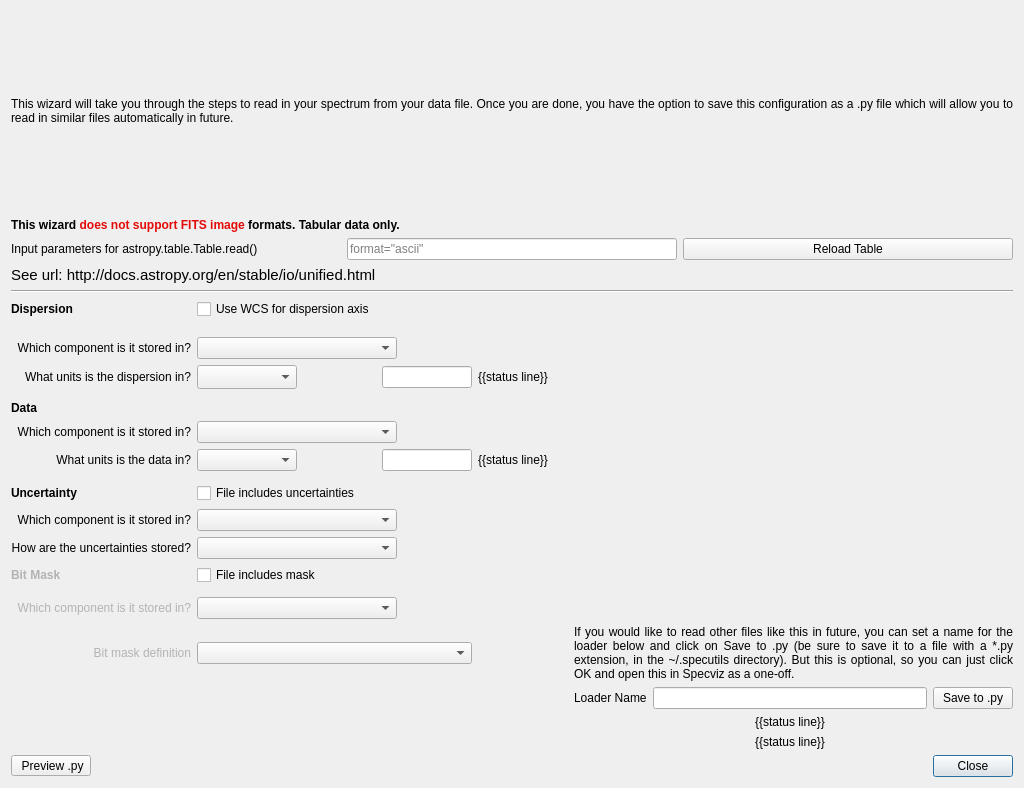
Before: the Qt Designer form specviz/plugins/loader_wizard/loader_wizard.ui in spacetelescope/specviz, drawn with Qt 5.
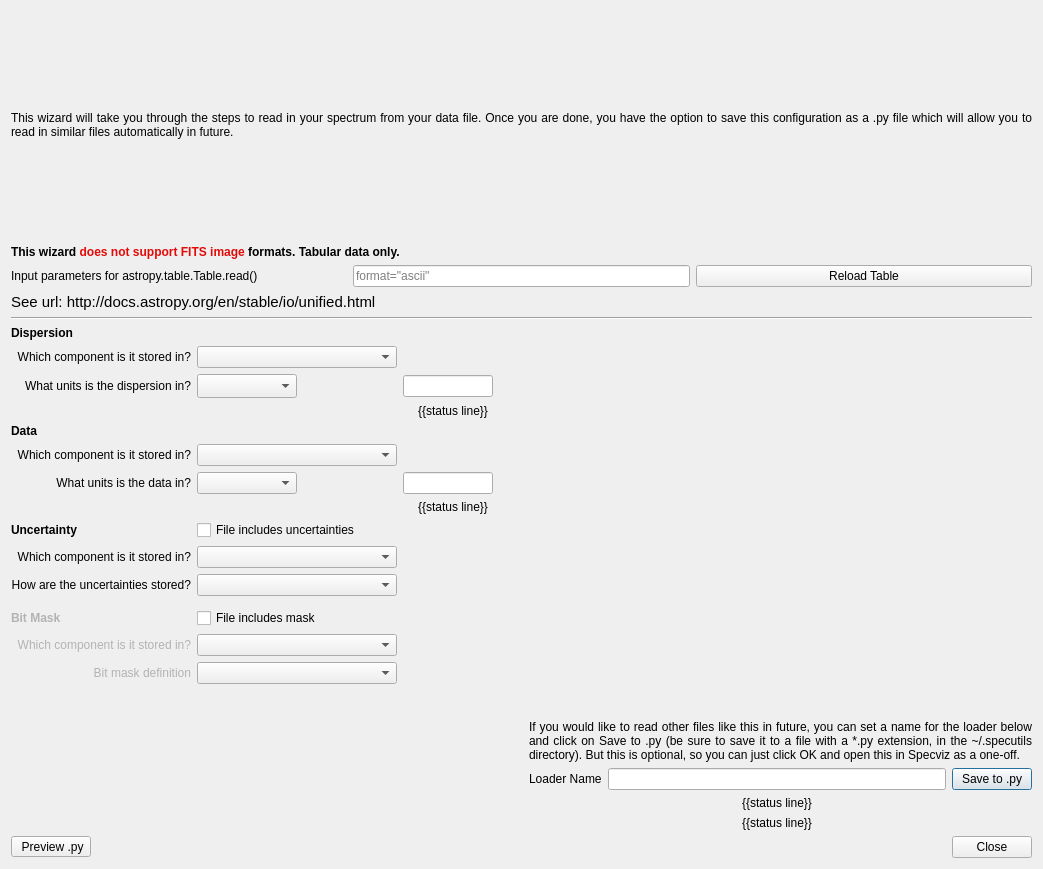
After: the same form once the commit is applied.

Commit message: took out wcs, trying to get wizard plot sizing to behave

```diff
--- a/specviz/plugins/loader_wizard/loader_wizard.ui
+++ b/specviz/plugins/loader_wizard/loader_wizard.ui
@@ -6,8 +6,8 @@
    <rect>
     <x>0</x>
     <y>0</y>
-    <width>1024</width>
-    <height>788</height>
+    <width>1043</width>
+    <height>869</height>
    </rect>
   </property>
   <property name="windowTitle">
@@ -87,6 +87,12 @@
          <property name="text">
           <string>Reload Table</string>
          </property>
+         <property name="autoDefault">
+          <bool>false</bool>
+         </property>
+         <property name="default">
+          <bool>false</bool>
+         </property>
         </widget>
        </item>
       </layout>
@@ -111,87 +117,7 @@
     <layout class="QHBoxLayout" name="horizontalLayout_4">
      <item>
       <layout class="QGridLayout" name="gridLayout">
-       <item row="7" column="1" colspan="2">
-        <widget class="QComboBox" name="combo_data_component">
-         <property name="sizePolicy">
-          <sizepolicy hsizetype="Fixed" vsizetype="Fixed">
-           <horstretch>0</horstretch>
-           <verstretch>0</verstretch>
-          </sizepolicy>
-         </property>
-         <property name="minimumSize">
-          <size>
-           <width>200</width>
-           <height>0</height>
-          </size>
-         </property>
-         <property name="sizeAdjustPolicy">
-          <enum>QComboBox::AdjustToMinimumContentsLength</enum>
-         </property>
-        </widget>
-       </item>
-       <item row="15" column="1" colspan="2">
-        <widget class="QComboBox" name="combo_mask_component">
-         <property name="sizePolicy">
-          <sizepolicy hsizetype="Fixed" vsizetype="Fixed">
-           <horstretch>0</horstretch>
-           <verstretch>0</verstretch>
-          </sizepolicy>
-         </property>
-         <property name="minimumSize">
-          <size>
-           <width>200</width>
-           <height>0</height>
-          </size>
-         </property>
-         <property name="sizeAdjustPolicy">
-          <enum>QComboBox::AdjustToMinimumContentsLength</enum>
-         </property>
-        </widget>
-       </item>
-       <item row="16" column="4" colspan="3">
-        <widget class="QLabel" name="label_6">
-         <property name="text">
-          <string>&lt;html&gt;&lt;head/&gt;&lt;body&gt;&lt;p&gt;If you would like to read other files like this in future, you can set a name for the loader below and click on Save to .py (be sure to save it to a file with a *.py extension, in the ~/.specutils directory). But this is optional, so you can just click OK and open this in Specviz as a one-off.&lt;/p&gt;&lt;/body&gt;&lt;/html&gt;</string>
-         </property>
-         <property name="alignment">
-          <set>Qt::AlignBottom|Qt::AlignJustify</set>
-         </property>
-         <property name="wordWrap">
-          <bool>true</bool>
-         </property>
-        </widget>
-       </item>
-       <item row="11" column="1" colspan="2">
-        <widget class="QComboBox" name="combo_uncertainty_component">
-         <property name="sizePolicy">
-          <sizepolicy hsizetype="Fixed" vsizetype="Fixed">
-           <horstretch>0</horstretch>
-           <verstretch>0</verstretch>
-          </sizepolicy>
-         </property>
-         <property name="minimumSize">
-          <size>
-           <width>200</width>
-           <height>0</height>
-          </size>
-         </property>
-         <property name="sizeAdjustPolicy">
-          <enum>QComboBox::AdjustToMinimumContentsLength</enum>
-         </property>
-        </widget>
-       </item>
-       <item row="18" column="5">
-        <widget class="QLineEdit" name="loader_name">
-         <property name="sizePolicy">
-          <sizepolicy hsizetype="Expanding" vsizetype="Expanding">
-           <horstretch>0</horstretch>
-           <verstretch>0</verstretch>
-          </sizepolicy>
-         </property>
-        </widget>
-       </item>
-       <item row="4" column="0">
+       <item row="2" column="0">
         <widget class="QLabel" name="label_dispersion_units">
          <property name="text">
           <string>What units is the dispersion in?</string>
@@ -201,89 +127,7 @@
          </property>
         </widget>
        </item>
-       <item row="13" column="1" colspan="2">
-        <widget class="QCheckBox" name="bool_mask">
-         <property name="text">
-          <string>File includes mask</string>
-         </property>
-        </widget>
-       </item>
-       <item row="10" column="1" colspan="2">
-        <widget class="QCheckBox" name="bool_uncertainties">
-         <property name="text">
-          <string>File includes uncertainties</string>
-         </property>
-        </widget>
-       </item>
-       <item row="12" column="0">
-        <widget class="QLabel" name="label_uncertainty_type">
-         <property name="text">
-          <string>How are the uncertainties stored?</string>
-         </property>
-         <property name="alignment">
-          <set>Qt::AlignRight|Qt::AlignTrailing|Qt::AlignVCenter</set>
-         </property>
-        </widget>
-       </item>
-       <item row="13" column="0">
-        <widget class="QLabel" name="label_4m">
-         <property name="font">
-          <font>
-           <weight>75</weight>
-           <bold>true</bold>
-          </font>
-         </property>
-         <property name="text">
-          <string>&lt;html&gt;&lt;head/&gt;&lt;body&gt;&lt;p&gt;&lt;span style=&quot; color:#b3b3b3;&quot;&gt;Bit Mask&lt;/span&gt;&lt;/p&gt;&lt;/body&gt;&lt;/html&gt;</string>
-         </property>
-        </widget>
-       </item>
-       <item row="3" column="1" colspan="2">
-        <widget class="QComboBox" name="combo_dispersion_component">
-         <property name="sizePolicy">
-          <sizepolicy hsizetype="Fixed" vsizetype="Fixed">
-           <horstretch>0</horstretch>
-           <verstretch>0</verstretch>
-          </sizepolicy>
-         </property>
-         <property name="minimumSize">
-          <size>
-           <width>200</width>
-           <height>0</height>
-          </size>
-         </property>
-         <property name="sizeAdjustPolicy">
-          <enum>QComboBox::AdjustToMinimumContentsLength</enum>
-         </property>
-        </widget>
-       </item>
-       <item row="0" column="1">
-        <widget class="QCheckBox" name="wcs_check_box">
-         <property name="sizePolicy">
-          <sizepolicy hsizetype="Minimum" vsizetype="Fixed">
-           <horstretch>0</horstretch>
-           <verstretch>0</verstretch>
-          </sizepolicy>
-         </property>
-         <property name="text">
-          <string>Use WCS for dispersion axis</string>
-         </property>
-        </widget>
-       </item>
-       <item row="19" column="5">
-        <widget class="QLabel" name="label_unit_status">
-         <property name="text">
-          <string>{{status line}}</string>
-         </property>
-         <property name="alignment">
-          <set>Qt::AlignCenter</set>
-         </property>
-        </widget>
-       </item>
-       <item row="9" column="1">
-        <layout class="QVBoxLayout" name="verticalLayout"/>
-       </item>
-       <item row="4" column="3">
+       <item row="2" column="3">
         <spacer name="horizontalSpacer_2">
          <property name="orientation">
           <enum>Qt::Horizontal</enum>
@@ -299,32 +143,41 @@
          </property>
         </spacer>
        </item>
-       <item row="11" column="0">
-        <widget class="QLabel" name="label_uncertainty_component">
-         <property name="text">
-          <string>Which component is it stored in?</string>
+       <item row="13" column="1">
+        <widget class="QComboBox" name="combo_mask_component">
+         <property name="sizePolicy">
+          <sizepolicy hsizetype="Fixed" vsizetype="Fixed">
+           <horstretch>0</horstretch>
+           <verstretch>0</verstretch>
+          </sizepolicy>
          </property>
-         <property name="alignment">
-          <set>Qt::AlignRight|Qt::AlignTrailing|Qt::AlignVCenter</set>
+         <property name="minimumSize">
+          <size>
+           <width>200</width>
+           <height>0</height>
+          </size>
+         </property>
+         <property name="sizeAdjustPolicy">
+          <enum>QComboBox::AdjustToMinimumContentsLength</enum>
          </property>
         </widget>
        </item>
-       <item row="0" column="4" rowspan="15" colspan="3">
-        <layout class="QVBoxLayout" name="layout_preview"/>
-       </item>
-       <item row="16" column="0">
-        <widget class="QLabel" name="label_mask_definition">
-         <property name="font">
-          <font>
-           <weight>50</weight>
-           <bold>false</bold>
-          </font>
+       <item row="9" column="1">
+        <widget class="QComboBox" name="combo_uncertainty_component">
+         <property name="sizePolicy">
+          <sizepolicy hsizetype="Fixed" vsizetype="Fixed">
+           <horstretch>0</horstretch>
+           <verstretch>0</verstretch>
+          </sizepolicy>
          </property>
-         <property name="text">
-          <string>&lt;html&gt;&lt;head/&gt;&lt;body&gt;&lt;p&gt;&lt;span style=&quot; color:#b3b3b3;&quot;&gt;Bit mask definition&lt;/span&gt;&lt;/p&gt;&lt;/body&gt;&lt;/html&gt;</string>
+         <property name="minimumSize">
+          <size>
+           <width>200</width>
+           <height>0</height>
+          </size>
          </property>
-         <property name="alignment">
-          <set>Qt::AlignRight|Qt::AlignTrailing|Qt::AlignVCenter</set>
+         <property name="sizeAdjustPolicy">
+          <enum>QComboBox::AdjustToMinimumContentsLength</enum>
          </property>
         </widget>
        </item>
@@ -341,81 +194,7 @@
          </property>
         </widget>
        </item>
-       <item row="12" column="1" colspan="2">
-        <widget class="QComboBox" name="combo_uncertainty_type">
-         <property name="sizePolicy">
-          <sizepolicy hsizetype="Fixed" vsizetype="Fixed">
-           <horstretch>0</horstretch>
-           <verstretch>0</verstretch>
-          </sizepolicy>
-         </property>
-         <property name="minimumSize">
-          <size>
-           <width>200</width>
-           <height>0</height>
-          </size>
-         </property>
-         <property name="sizeAdjustPolicy">
-          <enum>QComboBox::AdjustToMinimumContentsLength</enum>
-         </property>
-        </widget>
-       </item>
-       <item row="18" column="6">
-        <widget class="QPushButton" name="button_save_yaml">
-         <property name="sizePolicy">
-          <sizepolicy hsizetype="Minimum" vsizetype="Fixed">
-           <horstretch>0</horstretch>
-           <verstretch>0</verstretch>
-          </sizepolicy>
-         </property>
-         <property name="text">
-          <string>Save to .py</string>
-         </property>
-        </widget>
-       </item>
-       <item row="10" column="0">
-        <widget class="QLabel" name="label_4">
-         <property name="font">
-          <font>
-           <weight>75</weight>
-           <bold>true</bold>
-          </font>
-         </property>
-         <property name="text">
-          <string>Uncertainty</string>
-         </property>
-        </widget>
-       </item>
-       <item row="20" column="5">
-        <widget class="QLabel" name="label_loader_name_status">
-         <property name="sizePolicy">
-          <sizepolicy hsizetype="Preferred" vsizetype="Fixed">
-           <horstretch>0</horstretch>
-           <verstretch>0</verstretch>
-          </sizepolicy>
-         </property>
-         <property name="styleSheet">
-          <string notr="true"/>
-         </property>
-         <property name="text">
-          <string>{{status line}}</string>
-         </property>
-         <property name="alignment">
-          <set>Qt::AlignCenter</set>
-         </property>
-        </widget>
-       </item>
-       <item row="15" column="0">
-        <widget class="QLabel" name="label_mask_component">
-         <property name="text">
-          <string>&lt;html&gt;&lt;head/&gt;&lt;body&gt;&lt;p&gt;&lt;span style=&quot; color:#b3b3b3;&quot;&gt;Which component is it stored in?&lt;/span&gt;&lt;/p&gt;&lt;/body&gt;&lt;/html&gt;</string>
-         </property>
-         <property name="alignment">
-          <set>Qt::AlignRight|Qt::AlignTrailing|Qt::AlignVCenter</set>
-         </property>
-        </widget>
-       </item>
-       <item row="18" column="4">
+       <item row="23" column="4">
         <widget class="QLabel" name="label_5">
          <property name="sizePolicy">
           <sizepolicy hsizetype="Preferred" vsizetype="Expanding">
@@ -428,7 +207,197 @@
          </property>
         </widget>
        </item>
+       <item row="12" column="1">
+        <widget class="QCheckBox" name="bool_mask">
+         <property name="text">
+          <string>File includes mask</string>
+         </property>
+        </widget>
+       </item>
+       <item row="2" column="1">
+        <widget class="QComboBox" name="combo_dispersion_units">
+         <property name="sizePolicy">
+          <sizepolicy hsizetype="Fixed" vsizetype="Fixed">
+           <horstretch>0</horstretch>
+           <verstretch>0</verstretch>
+          </sizepolicy>
+         </property>
+         <property name="minimumSize">
+          <size>
+           <width>100</width>
+           <height>0</height>
+          </size>
+         </property>
+         <property name="sizeAdjustPolicy">
+          <enum>QComboBox::AdjustToMinimumContentsLengthWithIcon</enum>
+         </property>
+        </widget>
+       </item>
+       <item row="6" column="1">
+        <widget class="QComboBox" name="combo_data_units">
+         <property name="sizePolicy">
+          <sizepolicy hsizetype="Fixed" vsizetype="Fixed">
+           <horstretch>0</horstretch>
+           <verstretch>0</verstretch>
+          </sizepolicy>
+         </property>
+         <property name="minimumSize">
+          <size>
+           <width>100</width>
+           <height>0</height>
+          </size>
+         </property>
+         <property name="sizeAdjustPolicy">
+          <enum>QComboBox::AdjustToMinimumContentsLength</enum>
+         </property>
+        </widget>
+       </item>
+       <item row="21" column="4" colspan="3">
+        <widget class="QLabel" name="label_6">
+         <property name="text">
+          <string>&lt;html&gt;&lt;head/&gt;&lt;body&gt;&lt;p&gt;If you would like to read other files like this in future, you can set a name for the loader below and click on Save to .py (be sure to save it to a file with a *.py extension, in the ~/.specutils directory). But this is optional, so you can just click OK and open this in Specviz as a one-off.&lt;/p&gt;&lt;/body&gt;&lt;/html&gt;</string>
+         </property>
+         <property name="alignment">
+          <set>Qt::AlignBottom|Qt::AlignJustify</set>
+         </property>
+         <property name="wordWrap">
+          <bool>true</bool>
+         </property>
+        </widget>
+       </item>
+       <item row="13" column="0">
+        <widget class="QLabel" name="label_mask_component">
+         <property name="text">
+          <string>&lt;html&gt;&lt;head/&gt;&lt;body&gt;&lt;p&gt;&lt;span style=&quot; color:#b3b3b3;&quot;&gt;Which component is it stored in?&lt;/span&gt;&lt;/p&gt;&lt;/body&gt;&lt;/html&gt;</string>
+         </property>
+         <property name="alignment">
+          <set>Qt::AlignRight|Qt::AlignTrailing|Qt::AlignVCenter</set>
+         </property>
+        </widget>
+       </item>
+       <item row="7" column="2">
+        <widget class="QLabel" name="label_data_status">
+         <property name="sizePolicy">
+          <sizepolicy hsizetype="Fixed" vsizetype="Preferred">
+           <horstretch>0</horstretch>
+           <verstretch>0</verstretch>
+          </sizepolicy>
+         </property>
+         <property name="minimumSize">
+          <size>
+           <width>100</width>
+           <height>0</height>
+          </size>
+         </property>
+         <property name="text">
+          <string>{{status line}}</string>
+         </property>
+         <property name="alignment">
+          <set>Qt::AlignCenter</set>
+         </property>
+        </widget>
+       </item>
+       <item row="25" column="5">
+        <widget class="QLabel" name="label_loader_name_status">
+         <property name="sizePolicy">
+          <sizepolicy hsizetype="Preferred" vsizetype="Fixed">
+           <horstretch>0</horstretch>
+           <verstretch>0</verstretch>
+          </sizepolicy>
+         </property>
+         <property name="styleSheet">
+          <string notr="true"/>
+         </property>
+         <property name="text">
+          <string>{{status line}}</string>
+         </property>
+         <property name="alignment">
+          <set>Qt::AlignCenter</set>
+         </property>
+        </widget>
+       </item>
        <item row="6" column="0">
+        <widget class="QLabel" name="label_data_units">
+         <property name="text">
+          <string>What units is the data in?</string>
+         </property>
+         <property name="alignment">
+          <set>Qt::AlignRight|Qt::AlignTrailing|Qt::AlignVCenter</set>
+         </property>
+        </widget>
+       </item>
+       <item row="10" column="0">
+        <widget class="QLabel" name="label_uncertainty_type">
+         <property name="text">
+          <string>How are the uncertainties stored?</string>
+         </property>
+         <property name="alignment">
+          <set>Qt::AlignRight|Qt::AlignTrailing|Qt::AlignVCenter</set>
+         </property>
+        </widget>
+       </item>
+       <item row="8" column="0">
+        <widget class="QLabel" name="label_4">
+         <property name="font">
+          <font>
+           <weight>75</weight>
+           <bold>true</bold>
+          </font>
+         </property>
+         <property name="text">
+          <string>Uncertainty</string>
+         </property>
+        </widget>
+       </item>
+       <item row="14" column="0">
+        <widget class="QLabel" name="label_mask_definition">
+         <property name="font">
+          <font>
+           <weight>50</weight>
+           <bold>false</bold>
+          </font>
+         </property>
+         <property name="text">
+          <string>&lt;html&gt;&lt;head/&gt;&lt;body&gt;&lt;p&gt;&lt;span style=&quot; color:#b3b3b3;&quot;&gt;Bit mask definition&lt;/span&gt;&lt;/p&gt;&lt;/body&gt;&lt;/html&gt;</string>
+         </property>
+         <property name="alignment">
+          <set>Qt::AlignRight|Qt::AlignTrailing|Qt::AlignVCenter</set>
+         </property>
+        </widget>
+       </item>
+       <item row="0" column="4" rowspan="20" colspan="3">
+        <layout class="QVBoxLayout" name="layout_preview"/>
+       </item>
+       <item row="24" column="5">
+        <widget class="QLabel" name="label_unit_status">
+         <property name="text">
+          <string>{{status line}}</string>
+         </property>
+         <property name="alignment">
+          <set>Qt::AlignCenter</set>
+         </property>
+        </widget>
+       </item>
+       <item row="5" column="1">
+        <widget class="QComboBox" name="combo_data_component">
+         <property name="sizePolicy">
+          <sizepolicy hsizetype="Fixed" vsizetype="Fixed">
+           <horstretch>0</horstretch>
+           <verstretch>0</verstretch>
+          </sizepolicy>
+         </property>
+         <property name="minimumSize">
+          <size>
+           <width>200</width>
+           <height>0</height>
+          </size>
+         </property>
+         <property name="sizeAdjustPolicy">
+          <enum>QComboBox::AdjustToMinimumContentsLength</enum>
+         </property>
+        </widget>
+       </item>
+       <item row="4" column="0">
         <widget class="QLabel" name="label_3">
          <property name="font">
           <font>
@@ -441,17 +410,61 @@
          </property>
         </widget>
        </item>
-       <item row="3" column="0">
-        <widget class="QLabel" name="label_dispersion_component">
-         <property name="text">
-          <string>Which component is it stored in?</string>
+       <item row="2" column="2">
+        <widget class="QLineEdit" name="value_dispersion_units">
+         <property name="sizePolicy">
+          <sizepolicy hsizetype="Fixed" vsizetype="Fixed">
+           <horstretch>0</horstretch>
+           <verstretch>0</verstretch>
+          </sizepolicy>
+         </property>
+         <property name="minimumSize">
+          <size>
+           <width>90</width>
+           <height>0</height>
+          </size>
+         </property>
+         <property name="maximumSize">
+          <size>
+           <width>90</width>
+           <height>16777215</height>
+          </size>
          </property>
          <property name="alignment">
-          <set>Qt::AlignRight|Qt::AlignTrailing|Qt::AlignVCenter</set>
+          <set>Qt::AlignLeading|Qt::AlignLeft|Qt::AlignVCenter</set>
          </property>
+         <property name="placeholderText">
+          <string/>
+         </property>
         </widget>
        </item>
-       <item row="7" column="0">
+       <item row="23" column="6">
+        <widget class="QPushButton" name="button_save_yaml">
+         <property name="sizePolicy">
+          <sizepolicy hsizetype="Minimum" vsizetype="Fixed">
+           <horstretch>0</horstretch>
+           <verstretch>0</verstretch>
+          </sizepolicy>
+         </property>
+         <property name="text">
+          <string>Save to .py</string>
+         </property>
+        </widget>
+       </item>
+       <item row="23" column="5">
+        <widget class="QLineEdit" name="loader_name">
+         <property name="sizePolicy">
+          <sizepolicy hsizetype="Expanding" vsizetype="Expanding">
+           <horstretch>0</horstretch>
+           <verstretch>0</verstretch>
+          </sizepolicy>
+         </property>
+        </widget>
+       </item>
+       <item row="14" column="1">
+        <widget class="QComboBox" name="combo_bit_mask_definition"/>
+       </item>
+       <item row="5" column="0">
         <widget class="QLabel" name="label_data_component">
          <property name="text">
           <string>Which component is it stored in?</string>
@@ -461,50 +474,66 @@
          </property>
         </widget>
        </item>
-       <item row="8" column="0">
-        <widget class="QLabel" name="label_data_units">
+       <item row="9" column="0">
+        <widget class="QLabel" name="label_uncertainty_component">
          <property name="text">
-          <string>What units is the data in?</string>
+          <string>Which component is it stored in?</string>
          </property>
          <property name="alignment">
           <set>Qt::AlignRight|Qt::AlignTrailing|Qt::AlignVCenter</set>
          </property>
         </widget>
        </item>
+       <item row="3" column="2">
+        <widget class="QLabel" name="label_dispersion_status">
+         <property name="sizePolicy">
+          <sizepolicy hsizetype="Fixed" vsizetype="Preferred">
+           <horstretch>0</horstretch>
+           <verstretch>0</verstretch>
+          </sizepolicy>
+         </property>
+         <property name="minimumSize">
+          <size>
+           <width>100</width>
+           <height>0</height>
+          </size>
+         </property>
+         <property name="text">
+          <string>{{status line}}</string>
+         </property>
+         <property name="alignment">
+          <set>Qt::AlignCenter</set>
+         </property>
+        </widget>
+       </item>
+       <item row="10" column="1">
+        <widget class="QComboBox" name="combo_uncertainty_type">
+         <property name="sizePolicy">
+          <sizepolicy hsizetype="Fixed" vsizetype="Fixed">
+           <horstretch>0</horstretch>
+           <verstretch>0</verstretch>
+          </sizepolicy>
+         </property>
+         <property name="minimumSize">
+          <size>
+           <width>200</width>
+           <height>0</height>
+          </size>
+         </property>
+         <property name="sizeAdjustPolicy">
+          <enum>QComboBox::AdjustToMinimumContentsLength</enum>
+         </property>
+        </widget>
+       </item>
        <item row="8" column="1">
-        <layout class="QHBoxLayout" name="horizontalLayout_17">
-         <item>
-          <widget class="QComboBox" name="combo_data_units">
-           <property name="sizePolicy">
-            <sizepolicy hsizetype="Fixed" vsizetype="Fixed">
-             <horstretch>0</horstretch>
-             <verstretch>0</verstretch>
-            </sizepolicy>
-           </property>
-           <property name="minimumSize">
-            <size>
-             <width>100</width>
-             <height>0</height>
-            </size>
-           </property>
-           <property name="sizeAdjustPolicy">
-            <enum>QComboBox::AdjustToMinimumContentsLength</enum>
-           </property>
-          </widget>
-         </item>
-         <item>
-          <spacer name="horizontalSpacer_4">
-           <property name="orientation">
-            <enum>Qt::Horizontal</enum>
-           </property>
-           <property name="sizeHint" stdset="0">
-            <size>
-             <width>4</width>
-             <height>20</height>
-            </size>
-           </property>
-          </spacer>
-         </item>
+        <widget class="QCheckBox" name="bool_uncertainties">
+         <property name="text">
+          <string>File includes uncertainties</string>
+         </property>
+        </widget>
+       </item>
+       <item row="6" column="2">
+        <layout class="QVBoxLayout" name="verticalLayout_4">
          <item>
           <widget class="QLineEdit" name="value_data_units">
            <property name="sizePolicy">
@@ -532,92 +561,47 @@
          </item>
         </layout>
        </item>
-       <item row="4" column="1">
-        <layout class="QHBoxLayout" name="horizontalLayout_11">
-         <item>
-          <widget class="QComboBox" name="combo_dispersion_units">
-           <property name="sizePolicy">
-            <sizepolicy hsizetype="Fixed" vsizetype="Fixed">
-             <horstretch>0</horstretch>
-             <verstretch>0</verstretch>
-            </sizepolicy>
-           </property>
-           <property name="minimumSize">
-            <size>
-             <width>100</width>
-             <height>0</height>
-            </size>
-           </property>
-           <property name="sizeAdjustPolicy">
-            <enum>QComboBox::AdjustToMinimumContentsLengthWithIcon</enum>
-           </property>
-          </widget>
-         </item>
-         <item>
-          <spacer name="horizontalSpacer_3">
-           <property name="orientation">
-            <enum>Qt::Horizontal</enum>
-           </property>
-           <property name="sizeHint" stdset="0">
-            <size>
-             <width>4</width>
-             <height>20</height>
-            </size>
-           </property>
-          </spacer>
-         </item>
-         <item>
-          <widget class="QLineEdit" name="value_dispersion_units">
-           <property name="sizePolicy">
-            <sizepolicy hsizetype="Fixed" vsizetype="Fixed">
-             <horstretch>0</horstretch>
-             <verstretch>0</verstretch>
-            </sizepolicy>
-           </property>
-           <property name="minimumSize">
-            <size>
-             <width>90</width>
-             <height>0</height>
-            </size>
-           </property>
-           <property name="maximumSize">
-            <size>
-             <width>90</width>
-             <height>16777215</height>
-            </size>
-           </property>
-           <property name="alignment">
-            <set>Qt::AlignLeading|Qt::AlignLeft|Qt::AlignVCenter</set>
-           </property>
-           <property name="placeholderText">
-            <string/>
-           </property>
-          </widget>
-         </item>
-        </layout>
-       </item>
-       <item row="8" column="2">
-        <widget class="QLabel" name="label_data_status">
+       <item row="1" column="0">
+        <widget class="QLabel" name="label_dispersion_component">
          <property name="text">
-          <string>{{status line}}</string>
+          <string>Which component is it stored in?</string>
          </property>
          <property name="alignment">
-          <set>Qt::AlignCenter</set>
+          <set>Qt::AlignRight|Qt::AlignTrailing|Qt::AlignVCenter</set>
          </property>
         </widget>
        </item>
-       <item row="4" column="2">
-        <widget class="QLabel" name="label_dispersion_status">
+       <item row="12" column="0">
+        <widget class="QLabel" name="label_4m">
+         <property name="font">
+          <font>
+           <weight>75</weight>
+           <bold>true</bold>
+          </font>
+         </property>
          <property name="text">
-          <string>{{status line}}</string>
+          <string>&lt;html&gt;&lt;head/&gt;&lt;body&gt;&lt;p&gt;&lt;span style=&quot; color:#b3b3b3;&quot;&gt;Bit Mask&lt;/span&gt;&lt;/p&gt;&lt;/body&gt;&lt;/html&gt;</string>
          </property>
-         <property name="alignment">
-          <set>Qt::AlignCenter</set>
-         </property>
         </widget>
        </item>
-       <item row="16" column="1">
-        <widget class="QComboBox" name="combo_bit_mask_definition"/>
+       <item row="1" column="1">
+        <widget class="QComboBox" name="combo_dispersion_component">
+         <property name="sizePolicy">
+          <sizepolicy hsizetype="Fixed" vsizetype="Fixed">
+           <horstretch>0</horstretch>
+           <verstretch>0</verstretch>
+          </sizepolicy>
+         </property>
+         <property name="minimumSize">
+          <size>
+           <width>200</width>
+           <height>0</height>
+          </size>
+         </property>
+         <property name="sizeAdjustPolicy">
+          <enum>QComboBox::AdjustToMinimumContentsLength</enum>
+         </property>
+        </widget>
        </item>
       </layout>
      </item>
@@ -653,8 +637,11 @@
        <property name="text">
         <string>Close</string>
        </property>
+       <property name="autoDefault">
+        <bool>false</bool>
+       </property>
        <property name="default">
-        <bool>true</bool>
+        <bool>false</bool>
        </property>
       </widget>
      </item>
```
The commit also changes 7 other files.
